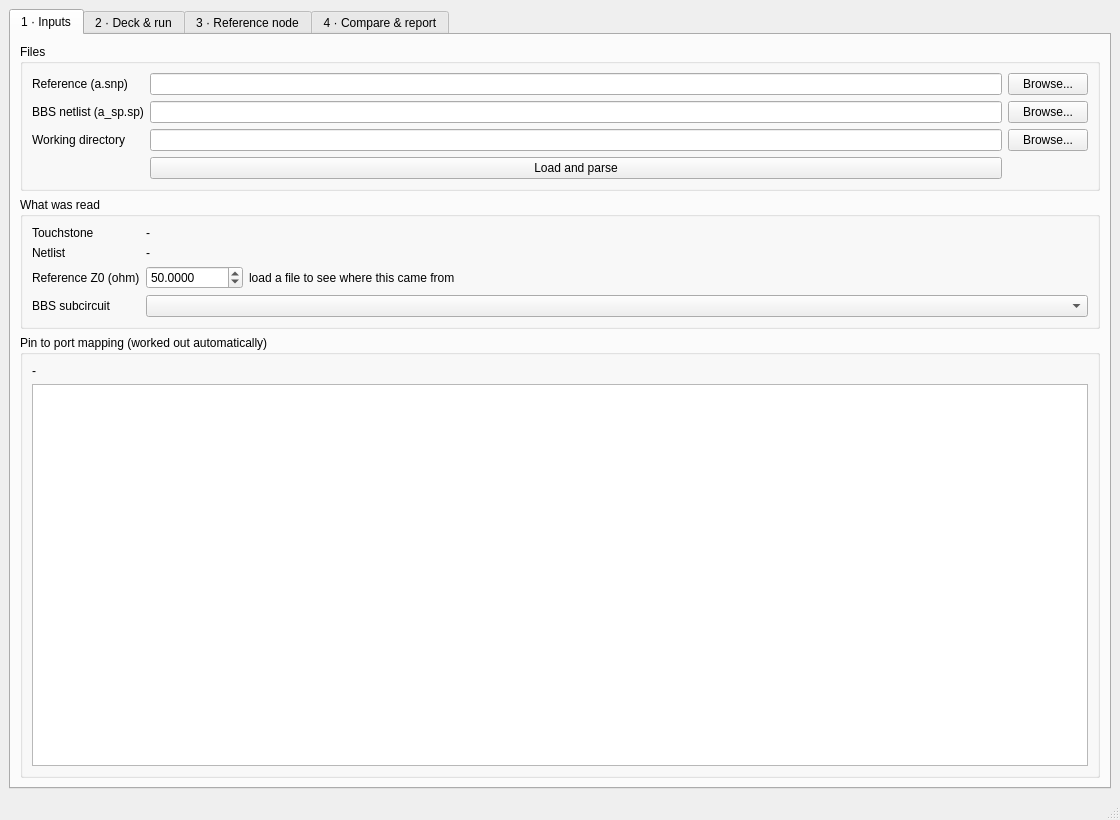
Old version of the form sparabbs/gui/main_window.ui in the repository psisprout/DM_AUTOMATION.
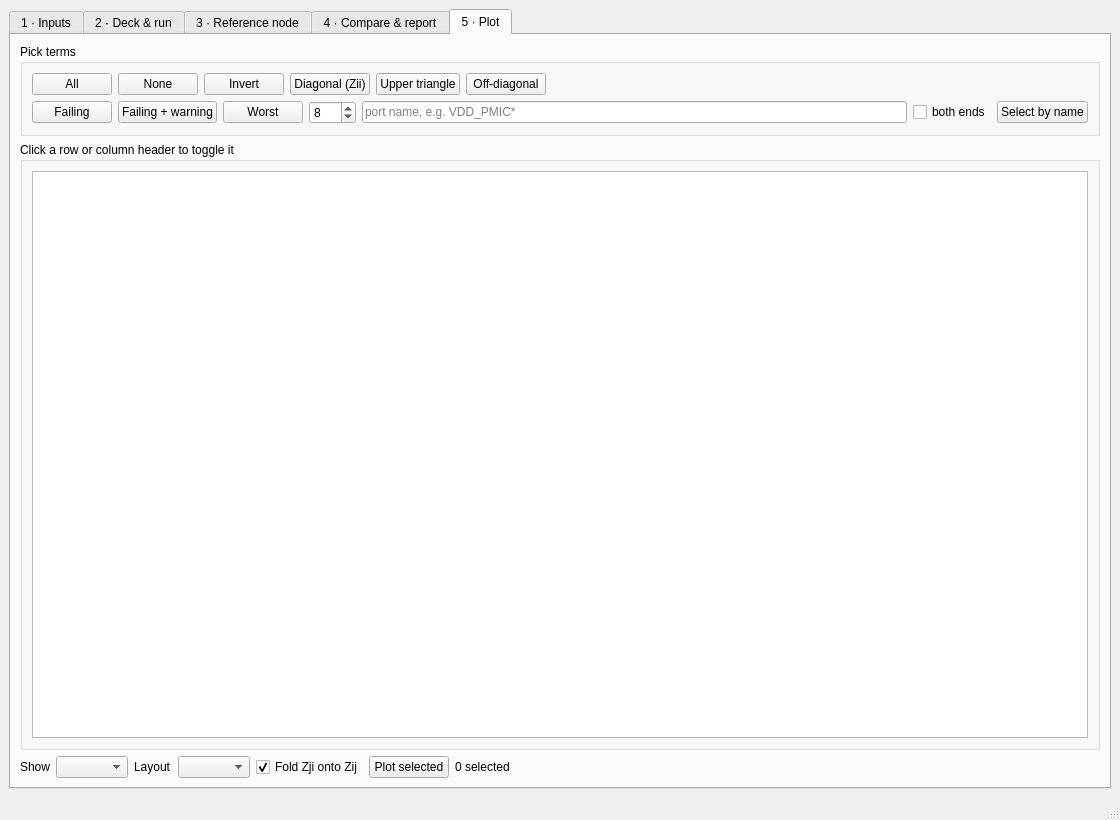
New version of the form. The open tabs and pages were chosen to show the change.

Commit message: Drop the XML report; add a term picker and multi-term plots

Patch:
```diff
--- a/sparabbs/gui/main_window.ui
+++ b/sparabbs/gui/main_window.ui
@@ -304,6 +304,68 @@
        </layout>
       </widget>
 
+
+      <widget class="QWidget" name="tabPlot">
+       <attribute name="title"><string>5 &#183; Plot</string></attribute>
+       <layout class="QVBoxLayout" name="plotLayout" stretch="0,1,0">
+        <item>
+         <widget class="QGroupBox" name="boxPick">
+          <property name="title"><string>Pick terms</string></property>
+          <layout class="QVBoxLayout" name="pickGrid">
+           <item>
+            <layout class="QHBoxLayout" name="pickRow1">
+             <item><widget class="QPushButton" name="btnSelAll"><property name="text"><string>All</string></property></widget></item>
+             <item><widget class="QPushButton" name="btnSelNone"><property name="text"><string>None</string></property></widget></item>
+             <item><widget class="QPushButton" name="btnSelInvert"><property name="text"><string>Invert</string></property></widget></item>
+             <item><widget class="QPushButton" name="btnSelDiag"><property name="text"><string>Diagonal (Zii)</string></property></widget></item>
+             <item><widget class="QPushButton" name="btnSelUpper"><property name="text"><string>Upper triangle</string></property></widget></item>
+             <item><widget class="QPushButton" name="btnSelOff"><property name="text"><string>Off-diagonal</string></property></widget></item>
+             <item><spacer name="pickSpacer1"><property name="orientation"><enum>Qt::Horizontal</enum></property><property name="sizeHint" stdset="0"><size><width>40</width><height>20</height></size></property></spacer></item>
+            </layout>
+           </item>
+           <item>
+            <layout class="QHBoxLayout" name="pickRow2">
+             <item><widget class="QPushButton" name="btnSelFail"><property name="text"><string>Failing</string></property></widget></item>
+             <item><widget class="QPushButton" name="btnSelWarn"><property name="text"><string>Failing + warning</string></property></widget></item>
+             <item><widget class="QPushButton" name="btnSelWorst"><property name="text"><string>Worst</string></property></widget></item>
+             <item>
+              <widget class="QSpinBox" name="spinWorst">
+               <property name="minimum"><number>1</number></property>
+               <property name="maximum"><number>999</number></property>
+               <property name="value"><number>8</number></property>
+              </widget>
+             </item>
+             <item><widget class="QLineEdit" name="editNameFilter"><property name="placeholderText"><string>port name, e.g. VDD_PMIC*</string></property></widget></item>
+             <item><widget class="QCheckBox" name="chkNameBoth"><property name="text"><string>both ends</string></property></widget></item>
+             <item><widget class="QPushButton" name="btnSelName"><property name="text"><string>Select by name</string></property></widget></item>
+            </layout>
+           </item>
+          </layout>
+         </widget>
+        </item>
+        <item>
+         <widget class="QGroupBox" name="boxMatrix">
+          <property name="title"><string>Click a row or column header to toggle it</string></property>
+          <layout class="QVBoxLayout" name="matrixLayout">
+           <item><widget class="QTableWidget" name="tableTerms"/></item>
+          </layout>
+         </widget>
+        </item>
+        <item>
+         <layout class="QHBoxLayout" name="plotRow">
+          <item><widget class="QLabel" name="lblMode"><property name="text"><string>Show</string></property></widget></item>
+          <item><widget class="QComboBox" name="comboPlotMode"/></item>
+          <item><widget class="QLabel" name="lblLayout"><property name="text"><string>Layout</string></property></widget></item>
+          <item><widget class="QComboBox" name="comboPlotLayout"/></item>
+          <item><widget class="QCheckBox" name="chkFoldUpper"><property name="text"><string>Fold Zji onto Zij</string></property><property name="checked"><bool>true</bool></property></widget></item>
+          <item><widget class="QPushButton" name="btnPlotSelected"><property name="text"><string>Plot selected</string></property></widget></item>
+          <item><widget class="QLabel" name="lblSelCount"><property name="text"><string>0 selected</string></property></widget></item>
+          <item><spacer name="plotSpacer"><property name="orientation"><enum>Qt::Horizontal</enum></property>
+           <property name="sizeHint" stdset="0"><size><width>40</width><height>20</height></size></property></spacer></item>
+         </layout>
+        </item>
+       </layout>
+      </widget>
      </widget>
     </item>
    </layout>
```
Left out of the diff: 13 changed lines with no effect on the pictures. The commit also changes 9 other files.
